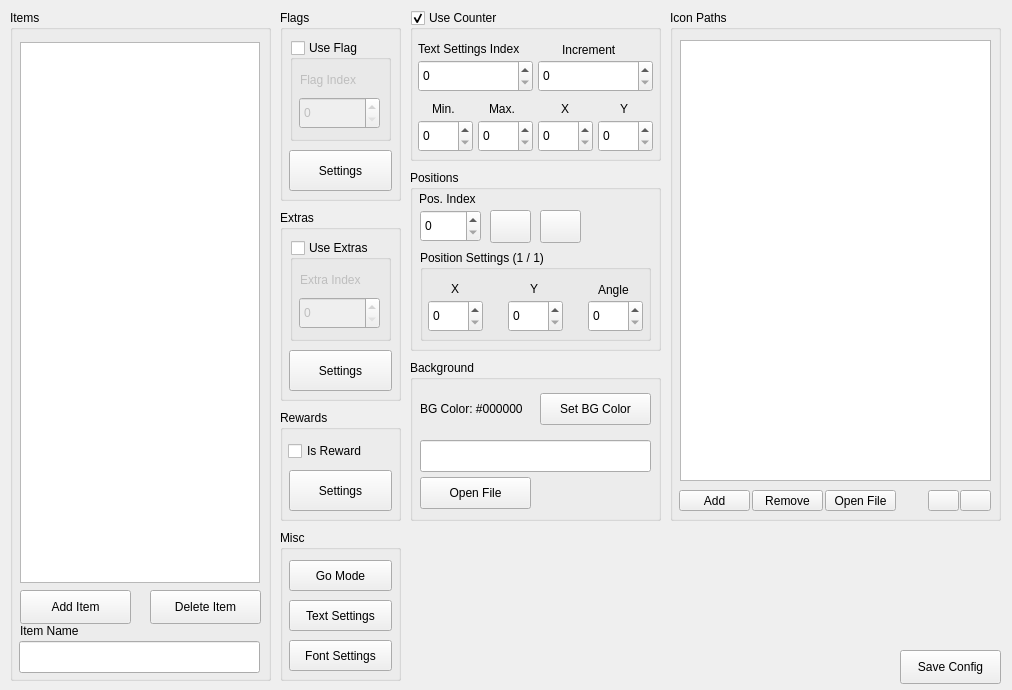
Above: ui/editor.ui from Yanis002/SaucisseTracker before the change. Below: the same form after it.
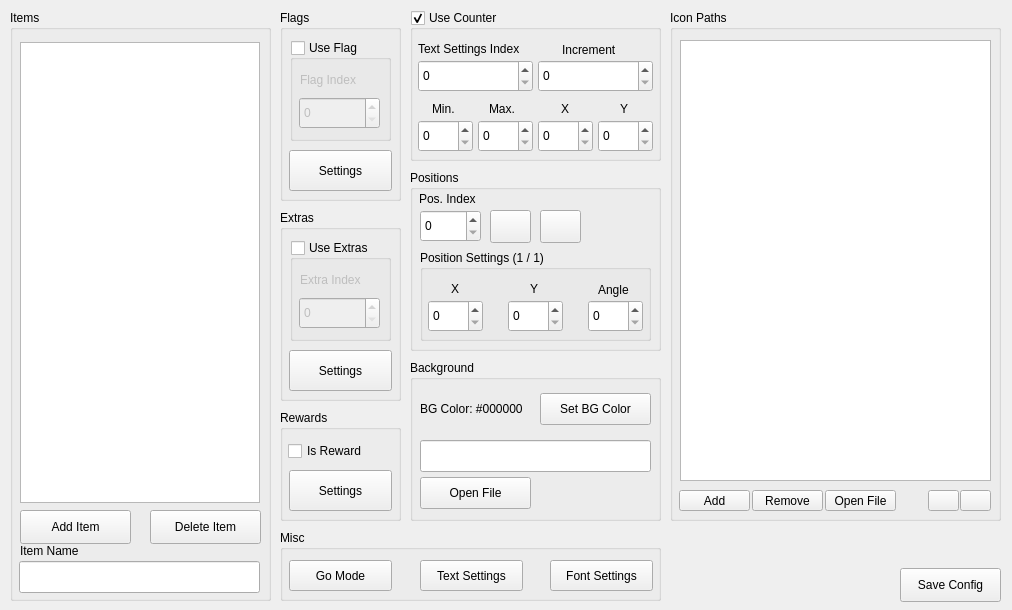
That is the form after the change. Icons and pictures are not drawn.

Commit message: another editor ui redesign 2

The edit to the form file:
```diff
--- a/ui/editor.ui
+++ b/ui/editor.ui
@@ -7,7 +7,7 @@
     <x>0</x>
     <y>0</y>
     <width>1012</width>
-    <height>690</height>
+    <height>610</height>
    </rect>
   </property>
   <property name="windowTitle">
@@ -483,7 +483,7 @@
    <property name="geometry">
     <rect>
      <x>900</x>
-     <y>650</y>
+     <y>568</y>
      <width>101</width>
      <height>34</height>
     </rect>
@@ -639,8 +639,8 @@
     <rect>
      <x>280</x>
      <y>530</y>
-     <width>121</width>
-     <height>151</height>
+     <width>381</width>
+     <height>71</height>
     </rect>
    </property>
    <property name="title">
@@ -662,8 +662,8 @@
    <widget class="QPushButton" name="pushButton_16">
     <property name="geometry">
      <rect>
-      <x>9</x>
-      <y>110</y>
+      <x>270</x>
+      <y>30</y>
       <width>103</width>
       <height>31</height>
      </rect>
@@ -675,8 +675,8 @@
    <widget class="QPushButton" name="pushButton_7">
     <property name="geometry">
      <rect>
-      <x>9</x>
-      <y>70</y>
+      <x>140</x>
+      <y>30</y>
       <width>103</width>
       <height>31</height>
      </rect>
@@ -692,7 +692,7 @@
      <x>10</x>
      <y>10</y>
      <width>261</width>
-     <height>671</height>
+     <height>591</height>
     </rect>
    </property>
    <property name="title">
@@ -702,7 +702,7 @@
     <property name="geometry">
      <rect>
       <x>10</x>
-      <y>580</y>
+      <y>500</y>
       <width>111</width>
       <height>34</height>
      </rect>
@@ -717,7 +717,7 @@
       <x>10</x>
       <y>32</y>
       <width>240</width>
-      <height>541</height>
+      <height>461</height>
      </rect>
     </property>
    </widget>
@@ -725,7 +725,7 @@
     <property name="geometry">
      <rect>
       <x>9</x>
-      <y>631</y>
+      <y>551</y>
       <width>241</width>
       <height>32</height>
      </rect>
@@ -735,7 +735,7 @@
     <property name="geometry">
      <rect>
       <x>140</x>
-      <y>580</y>
+      <y>500</y>
       <width>111</width>
       <height>34</height>
      </rect>
@@ -748,7 +748,7 @@
     <property name="geometry">
      <rect>
       <x>10</x>
-      <y>611</y>
+      <y>531</y>
       <width>70</width>
       <height>20</height>
      </rect>
```
The commit also changes 1 other file.
